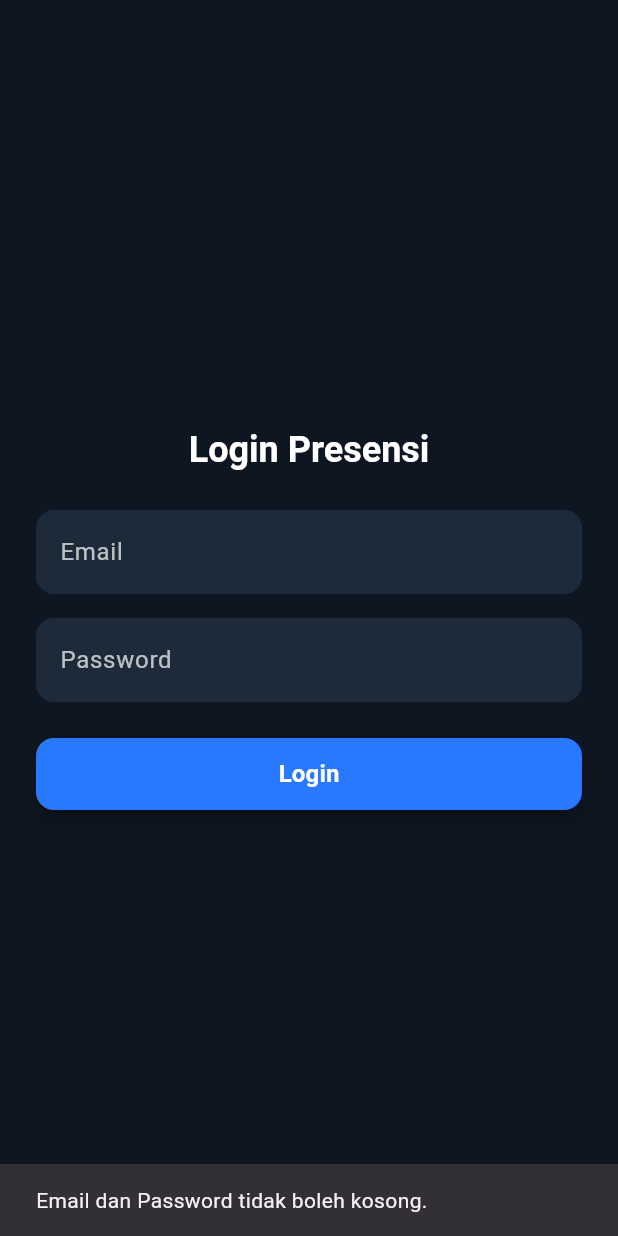
After one commit to gobedchillik-dot/PMP-presensi-msub0702, a Flutter app: the screen it shows after launch, after a tap on "Login", on a phone screen of 412 x 824 dp. The commit adds this screen. Run offline on Flutter 3.47's test engine with Material 3 defaults, Android fonts, the phone set to English and light mode, and no system bars; our stand-ins replace cloud_firestore, firebase_auth, firebase_core, iconsax, lucide_icons; accounts and stored records are empty.

Commit message:
05/11/25 10:32 - parhan - implementasi firebase auth, middleware, dan controller untuk login admin dan pegawai

```diff
--- /dev/null
+++ b/lib/auth/login_page.dart
@@ -0,0 +1,177 @@
+import 'package:flutter/material.dart';
+import '../db/controller/login_auth_controller.dart';
+import '../admin/home_page.dart';
+import '../karyawan/home_page.dart';
+
+class LoginPage extends StatefulWidget {
+  const LoginPage({super.key});
+
+  @override
+  State<LoginPage> createState() => _LoginPageState();
+}
+
+class _LoginPageState extends State<LoginPage> {
+  final _emailController = TextEditingController();
+  final _passwordController = TextEditingController();
+  final LoginAuthController _authController = LoginAuthController();
+
+
+  bool _isLoading = false;
+
+  @override
+  void initState() {
+    super.initState();
+  }
+
+
+
+  /// 🔹 Fungsi login utama
+  Future<void> _handleLogin() async {
+    if (_emailController.text.trim().isEmpty ||
+        _passwordController.text.trim().isEmpty) {
+      ScaffoldMessenger.of(context).showSnackBar(
+        const SnackBar(content: Text("Email dan Password tidak boleh kosong.")),
+      );
+      return;
+    }
+
+    setState(() => _isLoading = true);
+
+    try {
+      String role = await _authController.login(
+        _emailController.text,
+        _passwordController.text,
+      );
+
+      if (role == 'admin') {
+        Navigator.pushReplacement(
+          context,
+          MaterialPageRoute(builder: (_) => const adminHomePage()),
+        );
+      } else if (role == 'pegawai') {
+        Navigator.pushReplacement(
+          context,
+          MaterialPageRoute(builder: (_) => const karyawanHomePage()),
+        );
+      } else {
+        throw Exception("Role tidak dikenal: $role");
+      }
+    } catch (e) {
+      String message = e.toString().contains(']')
+          ? e.toString().split(']').last.trim()
+          : e.toString().replaceFirst('Exception: ', '').trim();
+
+      ScaffoldMessenger.of(context).showSnackBar(
+        SnackBar(content: Text("Login gagal: $message")),
+      );
+    } finally {
+      setState(() => _isLoading = false);
+    }
+  }
+
+  @override
+  void dispose() {
+    _emailController.dispose();
+    _passwordController.dispose();
+    super.dispose();
+  }
+
+  @override
+  Widget build(BuildContext context) {
+    return Scaffold(
+      backgroundColor: const Color(0xFF0E1621),
+      body: Center(
+        child: Padding(
+          padding: const EdgeInsets.all(24),
+          child: Column(
+            mainAxisSize: MainAxisSize.min,
+            children: [
+              Text(
+                "Login Presensi",
+                style: Theme.of(context).textTheme.headlineSmall!.copyWith(
+                      color: Colors.white,
+                      fontWeight: FontWeight.bold,
+                    ),
+              ),
+              const SizedBox(height: 24),
+
+              // Email
+              TextField(
+                controller: _emailController,
+                keyboardType: TextInputType.emailAddress,
+                style: const TextStyle(color: Colors.white),
+                decoration: InputDecoration(
+                  labelText: "Email",
+                  labelStyle: const TextStyle(color: Colors.white70),
+                  filled: true,
+                  fillColor: const Color(0xFF1C2A3A),
+                  border: OutlineInputBorder(
+                    borderRadius: BorderRadius.circular(12),
+                    borderSide: BorderSide.none,
+                  ),
+                  focusedBorder: OutlineInputBorder(
+                    borderRadius: BorderRadius.circular(12),
+                    borderSide: const BorderSide(
+                        color: Colors.blueAccent, width: 2),
+                  ),
+                ),
+              ),
+              const SizedBox(height: 16),
+
+              // Password
+              TextField(
+                controller: _passwordController,
+                obscureText: true,
+                style: const TextStyle(color: Colors.white),
+                decoration: InputDecoration(
+                  labelText: "Password",
+                  labelStyle: const TextStyle(color: Colors.white70),
+                  filled: true,
+                  fillColor: const Color(0xFF1C2A3A),
+                  border: OutlineInputBorder(
+                    borderRadius: BorderRadius.circular(12),
+                    borderSide: BorderSide.none,
+                  ),
+                  focusedBorder: OutlineInputBorder(
+                    borderRadius: BorderRadius.circular(12),
+                    borderSide: const BorderSide(
+                        color: Colors.blueAccent, width: 2),
+                  ),
+                ),
+              ),
+              const SizedBox(height: 24),
+
+              // Tombol login
+              ElevatedButton(
+                onPressed: _isLoading ? null : _handleLogin,
+                style: ElevatedButton.styleFrom(
+                  backgroundColor: Colors.blueAccent.shade400,
+                  foregroundColor: Colors.white,
+                  shape: RoundedRectangleBorder(
+                    borderRadius: BorderRadius.circular(12),
+                  ),
+                  minimumSize: const Size(double.infinity, 48),
+                  elevation: 5,
+                ),
+                child: _isLoading
+                    ? const SizedBox(
+                        height: 20,
+                        width: 20,
+                        child: CircularProgressIndicator(
+                          color: Colors.white,
+                          strokeWidth: 3,
+                        ),
+                      )
+                    : const Text(
+                        "Login",
+                        style: TextStyle(
+                            fontWeight: FontWeight.bold, fontSize: 16),
+                      ),
+              ),
+            ],
+          ),
+        ),
+      ),
+    );
+  }
+}
--- /dev/null
+++ b/lib/db/controller/login_auth_controller.dart
@@ -0,0 +1,45 @@
+import 'package:cloud_firestore/cloud_firestore.dart';
+import 'package:firebase_auth/firebase_auth.dart';
+import '../model/user.dart'; // pastikan path sesuai struktur proyekmu
+
+class LoginAuthController {
+  final FirebaseAuth _auth = FirebaseAuth.instance;
+  final FirebaseFirestore _firestore = FirebaseFirestore.instance;
+  static const String _userCollection = 'tbl_user';
+
+  /// Login, lalu kembalikan role pengguna.
+  Future<String> login(String email, String password) async {
+    // 1) Sign in
+    UserCredential userCred = await _auth.signInWithEmailAndPassword(
+      email: email.trim(),
+      password: password.trim(),
+    );
+
+    final uid = userCred.user!.uid;
+
+    // 2) Ambil dokumen user
+    final doc = await _firestore.collection(_userCollection).doc(uid).get();
+
+    if (!doc.exists) {
+      throw Exception("Data user tidak ditemukan di Firestore!");
+    }
+
+    final data = doc.data();
+    if (data == null) {
+      throw Exception("Data user tidak valid.");
+    }
+
+    // 3) Konversi ke model dan kembalikan role
+    final user = UserModel.fromFirestore(Map<String, dynamic>.from(data));
+    return user.role;
+  }
+
+  /// Helper: ambil UserModel berdasarkan uid (bisa dipakai di banyak tempat)
+  Future<UserModel> getUserByUid(String uid) async {
+    final doc = await _firestore.collection(_userCollection).doc(uid).get();
+    if (!doc.exists || doc.data() == null) {
+      throw Exception("User tidak ditemukan.");
+    }
+    return UserModel.fromFirestore(Map<String, dynamic>.from(doc.data()!));
+  }
+}
--- /dev/null
+++ b/lib/db/model/user.dart
@@ -0,0 +1,41 @@
+import 'package:cloud_firestore/cloud_firestore.dart';
+
+class UserModel {
+  final String uid;
+  final String name;
+  final String email;
+  final String phone;
+  final String role;
+  // Anda bisa menambahkan field lain yang dibutuhkan di sini, seperti 'imageUrl', 'jabatan', dll.
+
+  UserModel({
+    required this.uid,
+    required this.name,
+    required this.email,
+    required this.phone,
+    required this.role,
+  });
+
+  // Factory constructor untuk membuat objek dari data Firestore
+  factory UserModel.fromFirestore(Map<String, dynamic> data) {
+    return UserModel(
+      uid: data['uid'] ?? '',
+      name: data['name'] ?? '',
+      email: data['email'] ?? '',
+      phone: data['phone'] ?? '',
+      role: data['role'] ?? 'pegawai', // Default role jika tidak ditemukan
+    );
+  }
+
+  // Konversi objek menjadi Map untuk disimpan ke Firestore
+  Map<String, dynamic> toFirestore() {
+    return {
+      'uid': uid,
+      'name': name,
+      'email': email,
+      'phone': phone,
+      'role': role,
+      'createdAt': FieldValue.serverTimestamp(), // Timestamp untuk rekaman waktu
+    };
+  }
+}
--- a/lib/main.dart
+++ b/lib/main.dart
@@ -1,8 +1,14 @@
 import 'package:flutter/material.dart';
-import 'karyawan/home_page.dart';
-import 'admin/home_page.dart';
+import 'package:firebase_core/firebase_core.dart';
+import 'package:tes_flutter/auth/login_page.dart';
+import 'firebase_options.dart'; // ini dihasilkan otomatis oleh Firebase CLI
 
-void main() {
+void main() async {
+  WidgetsFlutterBinding.ensureInitialized();
+  await Firebase.initializeApp(
+    options: DefaultFirebaseOptions.currentPlatform,
+  );
+
   runApp(const MainApp());
 }
 
@@ -13,7 +19,7 @@ class MainApp extends StatelessWidget {
   Widget build(BuildContext context) {
     return const MaterialApp(
       debugShowCheckedModeBanner: false,
-      home: adminHomePage(),
+      home: LoginPage(),
     );
   }
 }
--- a/pubspec.yaml
+++ b/pubspec.yaml
@@ -14,6 +14,7 @@ dependencies:
   iconsax: ^0.0.8
   firebase_core: ^3.8.0
   cloud_firestore: ^5.4.4
+  firebase_auth: ^5.3.0
 
 dev_dependencies:
   flutter_test:
```
Also changed, not shown: lib/admin/widget/side_bar.dart (+44 -1 lines), lib/auth/auth_service.dart (added, +21 -0 lines), lib/karyawan/home_page.dart (+43 -44 lines), lib/karyawan/widget/top_bar.dart (+49 -14 lines), firebase.json, lib/firebase_options.dart, pubspec.lock, 4 other files.
